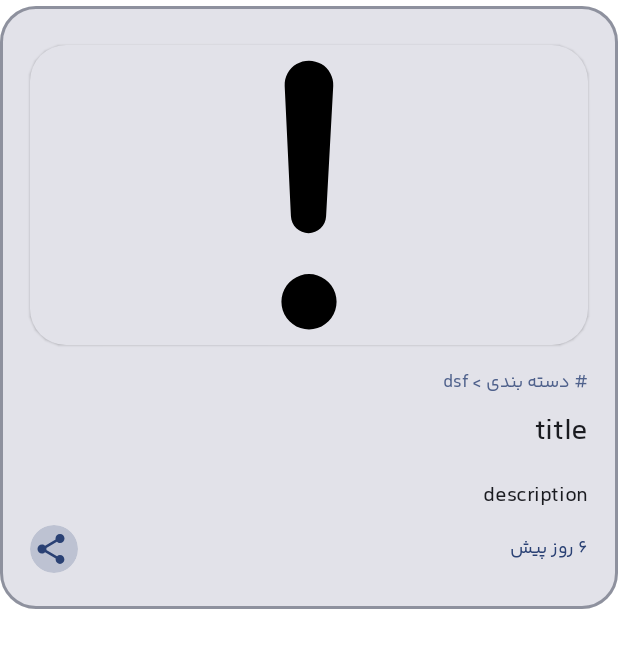
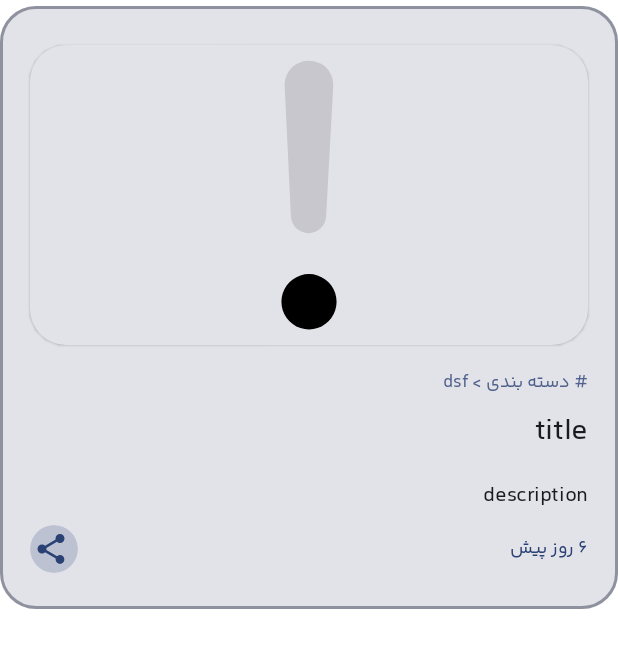
Before and after one commit to ihasanazimi/Avand, an Android app built with Jetpack Compose: the @Preview function NewsItemViewPreview, on a phone screen of 412 x 824 dp. Shown: the top 648 px of the screen. Run offline under Robolectric (Android 15) with nearby library versions, the phone set to English and light mode, and no system bars; libraries missing offline, so code that uses them is left out: org.simpleframework.xml; pictures from the network do not load.

Commit message:
news screen modified

```diff
--- a/app/src/main/res/drawable/no_image.xml
+++ b/app/src/main/res/drawable/no_image.xml
@@ -7,6 +7,6 @@
       android:fillColor="#FF000000"
       android:pathData="M19,26.272m-1.878,0a1.878,1.878 0,1 1,3.756 0a1.878,1.878 0,1 1,-3.756 0"/>
   <path
-      android:fillColor="#FF000000"
+      android:fillColor="#1F000000"
       android:pathData="M18.969,21.6h0a1.2,1.2 0,0 1,-1.2 -1.146l-0.425,-8.883A1.653,1.653 0,0 1,19 9.85h0a1.652,1.652 0,0 1,1.65 1.731l-0.487,8.881A1.2,1.2 0,0 1,18.969 21.6Z"/>
 </vector>
--- a/app/src/main/res/drawable/place_holder2.xml
+++ b/app/src/main/res/drawable/place_holder2.xml
@@ -9,7 +9,7 @@
         android:pathData="M7,16m-2,0a2,2 0,1 1,4 0a2,2 0,1 1,-4 0" />
 
     <path
-        android:fillColor="#37000000"
+        android:fillColor="#1F000000"
         android:pathData="M16,16m-2,0a2,2 0,1 1,4 0a2,2 0,1 1,-4 0" />
 
     <path
```
